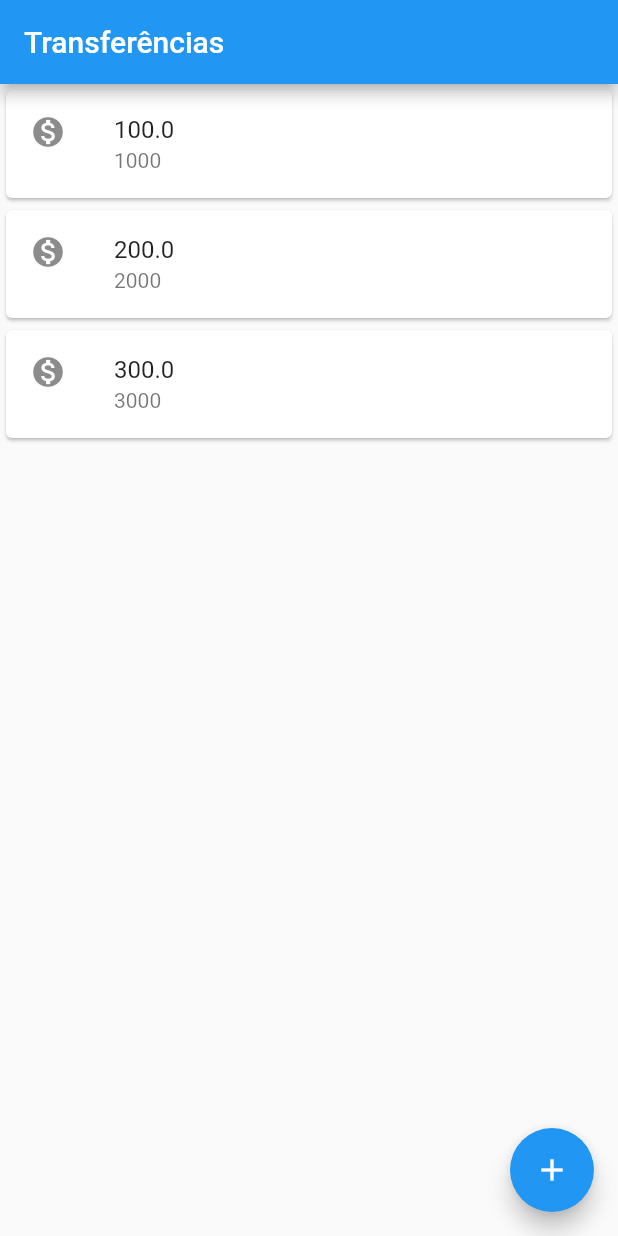
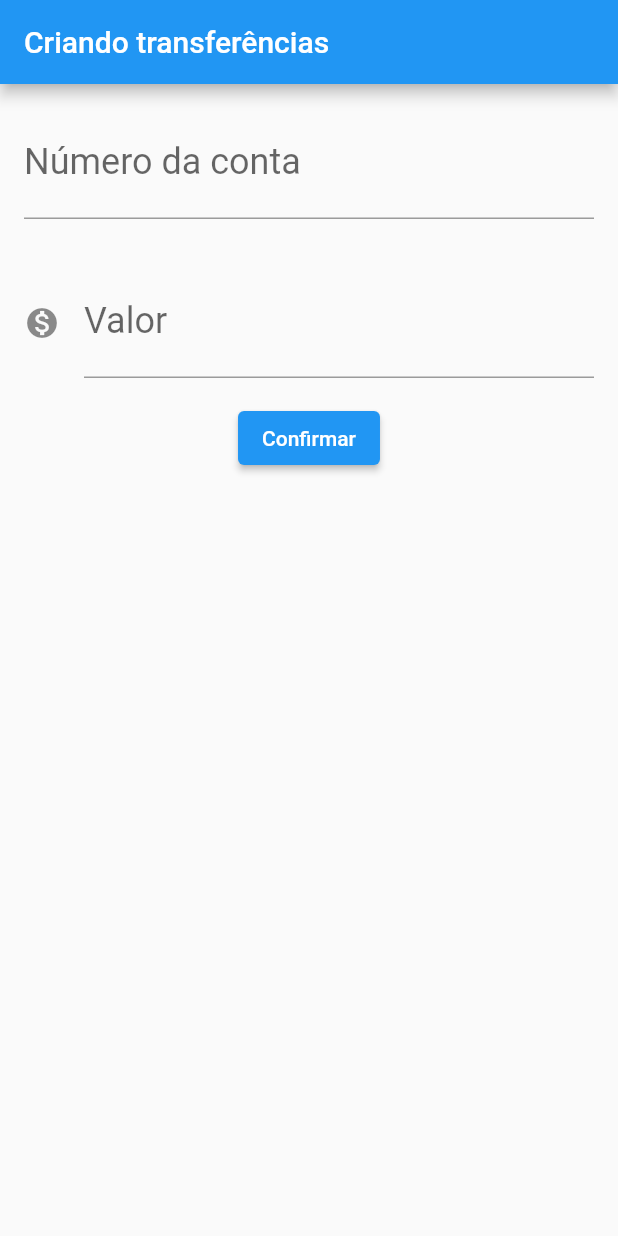
Before and after one commit to VictorMeyer11/Byte-bank, a Flutter app: the screen it shows after launch, on a phone screen of 412 x 824 dp. Run offline on Flutter 3.47's test engine with Material 2 defaults, Android fonts, the phone set to English and light mode, and no system bars.

Commit message:
Transaction form and refactoring

```diff
--- a/lib/main.dart
+++ b/lib/main.dart
@@ -1,44 +1,96 @@
 import 'package:flutter/material.dart';
 
-void main() => runApp(MaterialApp(
-  home: Scaffold(
-    body: TransactionsList(),
-    appBar: AppBar(
-      title: Text('Transferências'),
-    ),
-    floatingActionButton: FloatingActionButton(
-      onPressed: () {  },
-      child: Icon(Icons.add),
-    ),
-  ),
-));
+void main() => runApp(BytebankApp());
 
-class TransactionsList extends StatelessWidget {
+class BytebankApp extends StatelessWidget {
   @override
   Widget build(BuildContext context) {
-    return Column(
-      children: <Widget>[
-        TransactionItem(Transaction(100.0, 1000)),
-        TransactionItem(Transaction(200.0, 2000)),
-        TransactionItem(Transaction(300.0, 3000)),
-      ],
+    return MaterialApp(
+      home: Scaffold(
+        body: TransactionForm()
+      )
+    );
+  }
+}
+
+class TransactionForm extends StatelessWidget {
+  @override
+  Widget build(BuildContext context) {
+    return Scaffold(
+      appBar: AppBar(title: Text('Criando transferências')),
+      body: Column(
+        children: [
+          Padding(
+            padding: EdgeInsets.all(16.0),
+            child: TextField(
+              style: TextStyle(
+                fontSize: 24.0
+              ),
+              decoration: InputDecoration(
+                labelText: "Número da conta",
+                hintText: "0000"
+              ),
+              keyboardType: TextInputType.number
+            )
+          ),
+          Padding(
+            padding: EdgeInsets.all(16.0),
+            child: TextField(
+              style: TextStyle(
+                fontSize: 24.0
+              ),
+              decoration: InputDecoration(
+                icon: Icon(Icons.monetization_on),
+                labelText: "Valor",
+                hintText: "0.00"
+              ),
+              keyboardType: TextInputType.number
+            )
+          ),
+          ElevatedButton(
+            onPressed: () {},
+            child: Text("Confirmar")
+          )
+        ]
+      )
+    );
+  }
+}
+
+class TransactionList extends StatelessWidget {
+  @override
+  Widget build(BuildContext context) {
+    return Scaffold(
+      appBar: AppBar(
+        title: Text('Transferências')
+      ),
+      body: Column(
+        children: <Widget>[
+          TransactionItem(Transaction(100.0, 1000)),
+          TransactionItem(Transaction(200.0, 2000)),
+          TransactionItem(Transaction(300.0, 3000)),
+        ]
+      ),
+      floatingActionButton: FloatingActionButton(
+        onPressed: () {},
+        child: Icon(Icons.add),
+      )
     );
   }
 }
 
 class TransactionItem extends StatelessWidget {
+  final Transaction _transaction;
 
-  final Transaction _transferencia;
-
-  TransactionItem(this._transferencia);
+  TransactionItem(this._transaction);
 
   @override
   Widget build(BuildContext context) {
     return Card(
       child: ListTile(
         leading: Icon(Icons.monetization_on),
-        title: Text(_transferencia.valor.toString()),
-        subtitle: Text(_transferencia.numeroConta.toString()),
+        title: Text(_transaction.valor.toString()),
+        subtitle: Text(_transaction.numeroConta.toString()),
       )
     );
   }
```
